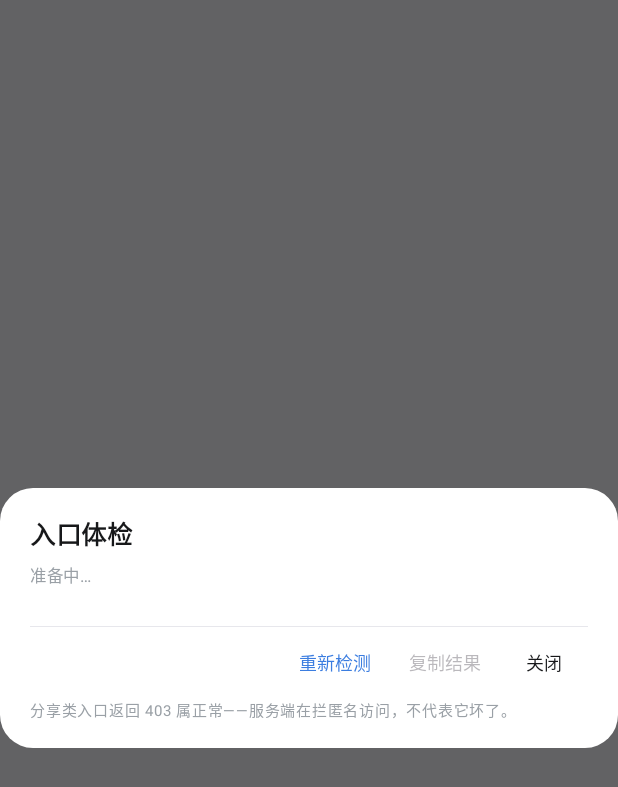
After one commit to hsiaochyu/Zhongzhuanzhan, an Android app built with Jetpack Compose: the composable CheckupDialog called with empty values, on a phone screen of 412 x 824 dp. The commit adds this screen. Shown: the top 787 px of the screen. Run offline under Robolectric (Android 15) with nearby library versions, the phone set to English and light mode, and no system bars.

Commit message:
feat: v1.3 入口体检 + 主页长按复制链接——并发探测全部入口（区分正常/需登录/异常，结果可复制成纯文本），主页卡片长按复制链接并震动提示

```diff
--- /dev/null
+++ b/app/src/main/java/com/zhongzhuanzhan/app/ui/CheckupDialog.kt
@@ -0,0 +1,215 @@
+package com.zhongzhuanzhan.app.ui
+
+import android.widget.Toast
+import androidx.compose.foundation.background
+import androidx.compose.foundation.layout.Arrangement
+import androidx.compose.foundation.layout.Box
+import androidx.compose.foundation.layout.Column
+import androidx.compose.foundation.layout.Row
+import androidx.compose.foundation.layout.Spacer
+import androidx.compose.foundation.layout.fillMaxWidth
+import androidx.compose.foundation.layout.height
+import androidx.compose.foundation.layout.heightIn
+import androidx.compose.foundation.layout.padding
+import androidx.compose.foundation.layout.size
+import androidx.compose.foundation.layout.width
+import androidx.compose.foundation.lazy.LazyColumn
+import androidx.compose.foundation.lazy.items
+import androidx.compose.foundation.shape.RoundedCornerShape
+import androidx.compose.material.icons.Icons
+import androidx.compose.material.icons.filled.CheckCircle
+import androidx.compose.material.icons.filled.ErrorOutline
+import androidx.compose.material.icons.filled.Lock
+import androidx.compose.material3.Icon
+import androidx.compose.material3.Surface
+import androidx.compose.material3.Text
+import androidx.compose.material3.TextButton
+import androidx.compose.runtime.Composable
+import androidx.compose.runtime.LaunchedEffect
+import androidx.compose.runtime.getValue
+import androidx.compose.runtime.mutableStateOf
+import androidx.compose.runtime.remember
+import androidx.compose.runtime.rememberCoroutineScope
+import androidx.compose.runtime.setValue
+import androidx.compose.ui.Alignment
+import androidx.compose.ui.Modifier
+import androidx.compose.ui.platform.LocalClipboardManager
+import androidx.compose.ui.platform.LocalContext
+import androidx.compose.ui.text.AnnotatedString
+import androidx.compose.ui.text.font.FontWeight
+import androidx.compose.ui.text.style.TextOverflow
+import androidx.compose.ui.unit.dp
+import androidx.compose.ui.unit.sp
+import androidx.compose.ui.window.Dialog
+import com.zhongzhuanzhan.app.data.EndpointChecker
+import com.zhongzhuanzhan.app.data.EndpointHealth
+import com.zhongzhuanzhan.app.data.EndpointResult
+import com.zhongzhuanzhan.app.data.LinkItem
+import kotlinx.coroutines.launch
+import java.text.SimpleDateFormat
+import java.util.Date
+import java.util.Locale
+
+private val HealthyGreen = androidx.compose.ui.graphics.Color(0xFF4C8B3F)
+private val WarnAmber = androidx.compose.ui.graphics.Color(0xFFB07A21)
+private val FailRed = androidx.compose.ui.graphics.Color(0xFFA9402F)
+
+/**
+ * 入口体检：一次并发探测所有入口，回答「站点挂了还是我这边的问题」。
+ * 打开即自动跑一轮，结果可复制成纯文本。
+ */
+@Composable
+fun CheckupDialog(
+    items: List<LinkItem>,
+    onDismiss: () -> Unit,
+) {
+    val context = LocalContext.current
+    val clipboard = LocalClipboardManager.current
+    val scope = rememberCoroutineScope()
+
+    var results by remember { mutableStateOf<List<EndpointResult>>(emptyList()) }
+    var running by remember { mutableStateOf(false) }
+    var stamp by remember { mutableStateOf("") }
+
+    fun runCheck() {
+        if (running) return
+        running = true
+        scope.launch {
+            val now = SimpleDateFormat("MM-dd HH:mm", Locale.CHINA).format(Date())
+            results = EndpointChecker.checkAll(items)
+            stamp = now
+            running = false
+        }
+    }
+
+    LaunchedEffect(Unit) { runCheck() }
+
+    Dialog(onDismissRequest = { if (!running) onDismiss() }) {
+        Surface(
+            shape = RoundedCornerShape(22.dp),
+            color = androidx.compose.ui.graphics.Color.White,
+        ) {
+            Column(modifier = Modifier.padding(horizontal = 20.dp, vertical = 18.dp)) {
+                Text(
+                    text = "入口体检",
+                    fontSize = 17.sp,
+                    fontWeight = FontWeight.SemiBold,
+                    color = Ink,
+                )
+                Spacer(Modifier.height(3.dp))
+                Text(
+                    text = if (running) "正在探测 ${items.size} 个入口…" else summaryText(results),
+                    fontSize = 11.sp,
+                    color = SubInk,
+                )
+
+                Spacer(Modifier.height(12.dp))
+
+                LazyColumn(
+                    modifier = Modifier
+                        .fillMaxWidth()
+                        .heightIn(max = 340.dp),
+                    verticalArrangement = Arrangement.spacedBy(2.dp),
+                ) {
+                    items(results, key = { it.url + it.title }) { r ->
+                        ResultRow(r)
+                    }
+                }
+
+                Spacer(Modifier.height(10.dp))
+
+                Box(
+                    modifier = Modifier
+                        .fillMaxWidth()
+                        .height(0.5.dp)
+                        .background(Divider)
+                )
+
+                Row(
+                    modifier = Modifier.fillMaxWidth(),
+                    horizontalArrangement = Arrangement.End,
+                    verticalAlignment = Alignment.CenterVertically,
+                ) {
+                    TextButton(onClick = { runCheck() }, enabled = !running) {
+                        Text(if (running) "检测中…" else "重新检测", fontSize = 12.sp)
+                    }
+                    TextButton(
+                        onClick = {
+                            if (results.isEmpty()) return@TextButton
+                            clipboard.setText(
+                                AnnotatedString(EndpointChecker.formatReport(results, stamp))
+                            )
+                            Toast.makeText(context, "体检结果已复制", Toast.LENGTH_SHORT).show()
+                        },
+                        enabled = results.isNotEmpty() && !running,
+                    ) {
+                        Text("复制结果", fontSize = 12.sp)
+                    }
+                    TextButton(onClick = onDismiss, enabled = !running) {
+                        Text("关闭", fontSize = 12.sp, color = Ink)
+                    }
+                }
+
+                Text(
+                    text = "分享类入口返回 403 属正常——服务端在拦匿名访问，不代表它坏了。",
+                    fontSize = 10.sp,
+                    color = SubInk,
+                    lineHeight = 14.sp,
+                )
+            }
+        }
+    }
+}
+
+@Composable
+private fun ResultRow(r: EndpointResult) {
+    val (icon, tint) = when (r.health) {
+        EndpointHealth.OK -> Icons.Filled.CheckCircle to HealthyGreen
+        EndpointHealth.NEED_LOGIN -> Icons.Filled.Lock to WarnAmber
+        EndpointHealth.FAILED -> Icons.Filled.ErrorOutline to FailRed
+        EndpointHealth.CHECKING -> Icons.Filled.CheckCircle to SubInk
+    }
+
+    Row(
+        modifier = Modifier
+            .fillMaxWidth()
+            .padding(vertical = 7.dp),
+        verticalAlignment = Alignment.CenterVertically,
+    ) {
+        Icon(
+            imageVector = icon,
+            contentDescription = null,
+            tint = tint,
+            modifier = Modifier.size(16.dp),
+        )
+        Spacer(Modifier.width(9.dp))
+        Text(
+            text = r.title,
+            fontSize = 13.sp,
+            color = Ink,
+            maxLines = 1,
+            overflow = TextOverflow.Ellipsis,
+            modifier = Modifier.weight(1f),
+        )
+        Spacer(Modifier.width(8.dp))
+        Text(
+            text = if (r.health == EndpointHealth.CHECKING) "…" else r.detail,
+            fontSize = 11.sp,
+            color = tint,
+            maxLines = 1,
+        )
+    }
+}
+
+private fun summaryText(results: List<EndpointResult>): String {
+    if (results.isEmpty()) return "准备中…"
+    val ok = results.count { it.health == EndpointHealth.OK }
+    val login = results.count { it.health == EndpointHealth.NEED_LOGIN }
+    val bad = results.count { it.health == EndpointHealth.FAILED }
+    return buildString {
+        append("正常 $ok")
+        if (login > 0) append(" · 需登录 $login")
+        if (bad > 0) append(" · 异常 $bad")
+        if (bad == 0) append("，没有发现打不开的入口")
+    }
+}
```
Also changed, not shown: app/src/main/java/com/zhongzhuanzhan/app/data/EndpointCheck.kt (added, +116 -0 lines), app/src/main/java/com/zhongzhuanzhan/app/ui/HomeScreen.kt (+73 -11 lines), app/src/main/java/com/zhongzhuanzhan/app/ui/MeScreen.kt (+20 -0 lines), 1 other file.
